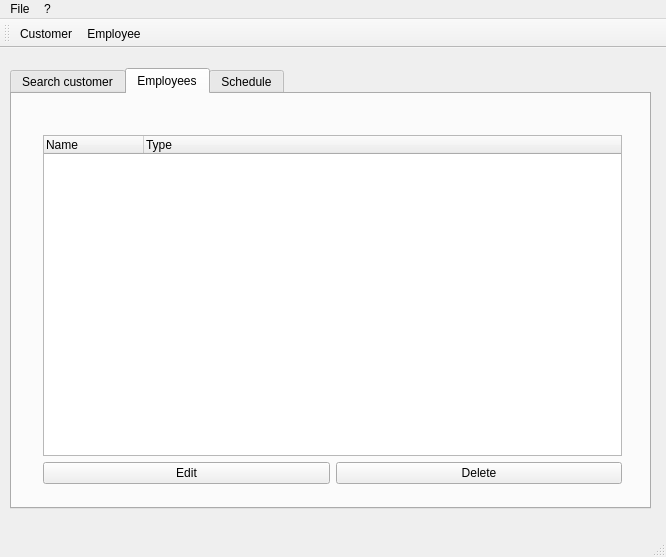
This is mainwindow.ui in GouVsky/Projet_C- as Qt 5 draws it before an edit. The edited form follows.
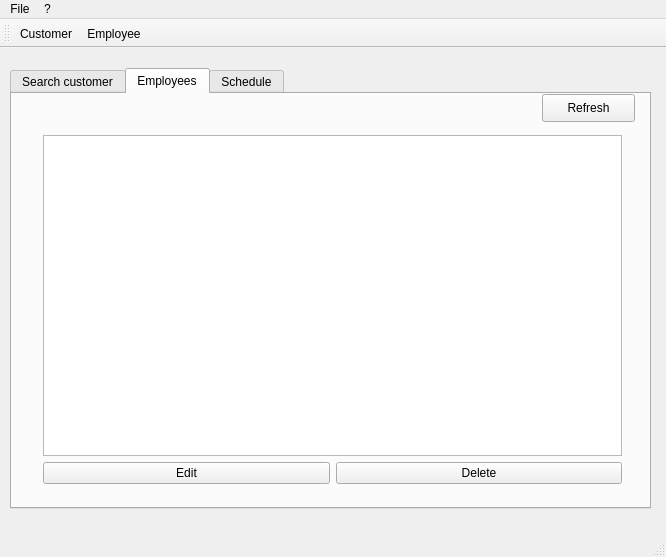
This is the edited form. Icons and pictures are not drawn.

What changed in the file:
```diff
--- a/mainwindow.ui
+++ b/mainwindow.ui
@@ -216,24 +216,23 @@
         </widget>
        </item>
        <item row="0" column="0" colspan="2">
-        <widget class="QTreeWidget" name="treeWidget">
-         <property name="columnCount">
-          <number>2</number>
-         </property>
-         <column>
-          <property name="text">
-           <string>Name</string>
-          </property>
-         </column>
-         <column>
-          <property name="text">
-           <string>Type</string>
-          </property>
-         </column>
-        </widget>
+        <widget class="QTreeView" name="treeView"/>
        </item>
       </layout>
      </widget>
+     <widget class="QPushButton" name="RefreshButon">
+      <property name="geometry">
+       <rect>
+        <x>530</x>
+        <y>0</y>
+        <width>93</width>
+        <height>28</height>
+       </rect>
+      </property>
+      <property name="text">
+       <string>Refresh</string>
+      </property>
+     </widget>
     </widget>
     <widget class="QWidget" name="planning">
      <attribute name="title">
```
Left out of the diff: 1 changed line with no effect on the pictures.
